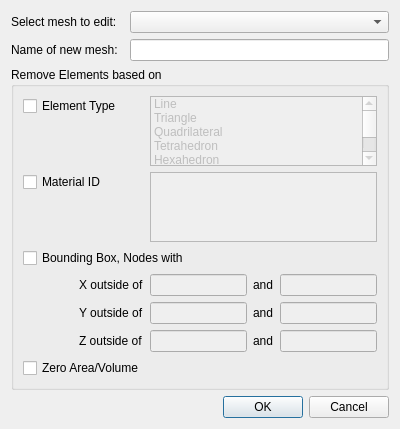
The window that Applications/DataExplorer/DataView/MeshElementRemoval.ui (ufz/ogs) describes before a commit, drawn with Qt 5.
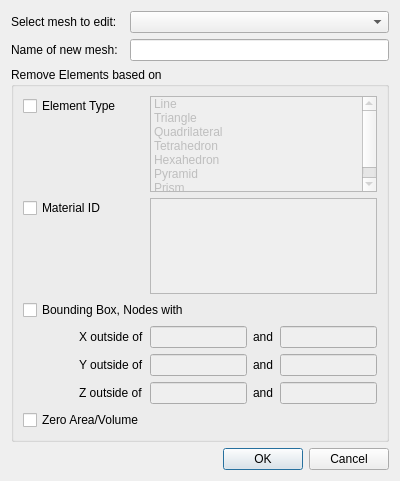
The same window after the commit.

Commit message: adjusted tabbing order for extraction dialog

Patch:
```diff
--- a/Applications/DataExplorer/DataView/MeshElementRemoval.ui
+++ b/Applications/DataExplorer/DataView/MeshElementRemoval.ui
@@ -7,7 +7,7 @@
     <x>0</x>
     <y>0</y>
     <width>400</width>
-    <height>420</height>
+    <height>481</height>
    </rect>
   </property>
   <property name="windowTitle">
```
Left out of the diff: 25 changed lines with no effect on the pictures.
